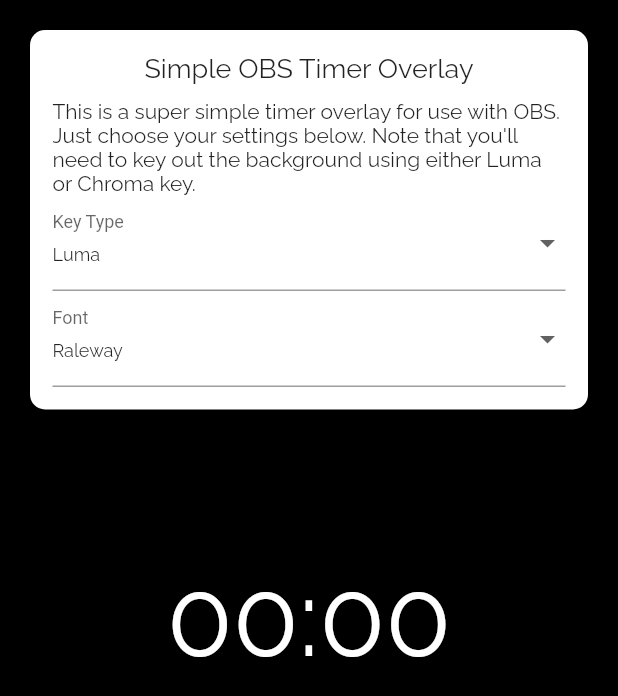
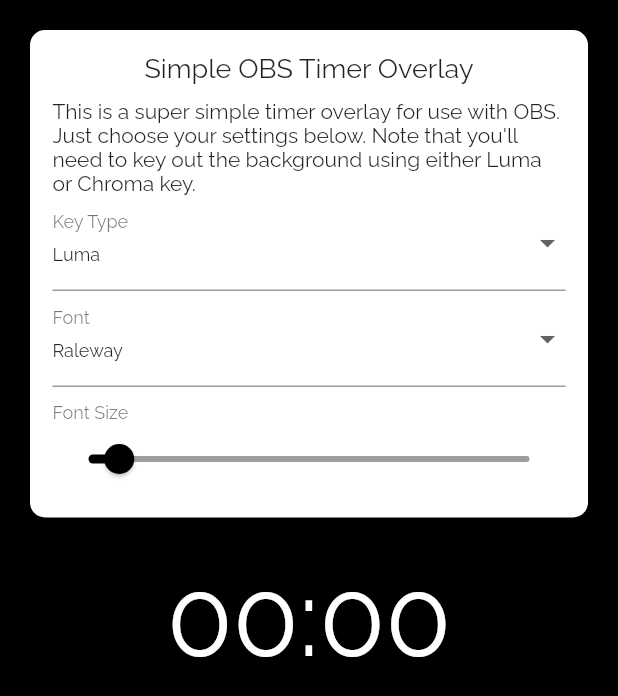
Before and after one commit to MatthewJones517/obs_countdown_timer, a Flutter app: the screen it shows after launch, on a phone screen of 412 x 824 dp. Shown: the top 696 px of the screen. Run offline on Flutter 3.47's test engine with Material 2 defaults, Android fonts, the phone set to English and light mode, and no system bars; our stand-ins replace google_fonts.

Commit message:
Added font size selector

```diff
--- a/lib/src/screens/settings.dart
+++ b/lib/src/screens/settings.dart
@@ -34,7 +34,8 @@ class SettingsScreen extends StatelessWidget {
               settingsPanelHeader(),
               settingsPanelDescription(),
               settingsPanelKeyType(settingsService),
-              settingsPanelFontSelection(settingsService)
+              settingsPanelFontSelection(settingsService),
+              fontSizeSelector(settingsService)
             ],
           );
         },
@@ -89,14 +90,24 @@ class SettingsScreen extends StatelessWidget {
           settingsService.updateKeyType(KeyType.luma);
         }
       },
-      decoration: InputDecoration(labelText: 'Key Type'),
+      decoration: InputDecoration(
+        labelText: 'Key Type',
+        labelStyle: GoogleFonts.raleway(
+          textStyle: TextStyle(fontSize: 16, color: Colors.black54),
+        ),
+      ),
     );
   }
 
   Widget settingsPanelFontSelection(SettingsService settingsService) {
     return DropdownButtonFormField(
       value: 'Raleway',
-      decoration: InputDecoration(labelText: 'Font'),
+      decoration: InputDecoration(
+        labelText: 'Font',
+        labelStyle: GoogleFonts.raleway(
+          textStyle: TextStyle(fontSize: 16, color: Colors.black54),
+        ),
+      ),
       items: [
         fontSelectionDropdownText('Concert One'),
         fontSelectionDropdownText('Dancing Script'),
@@ -125,6 +136,33 @@ class SettingsScreen extends StatelessWidget {
     );
   }
 
+  Widget fontSizeSelector(SettingsService settingsService) {
+    return Container(
+      padding: EdgeInsets.only(top: 10),
+      child: Column(
+        crossAxisAlignment: CrossAxisAlignment.start,
+        children: [
+          Text(
+            'Font Size',
+            style: GoogleFonts.raleway(
+              textStyle: TextStyle(fontSize: 12, color: Colors.black54),
+            ),
+          ),
+          Slider(
+            min: 10,
+            max: 900,
+            activeColor: Colors.black,
+            inactiveColor: Colors.black38,
+            value: settingsService.preferences.timerFontSize,
+            onChanged: (fontSize) {
+              settingsService.updateTimerFontSize(fontSize);
+            },
+          ),
+        ],
+      ),
+    );
+  }
+
   Widget defaultDropdownText(String text) {
     return Text(
       text,
```
